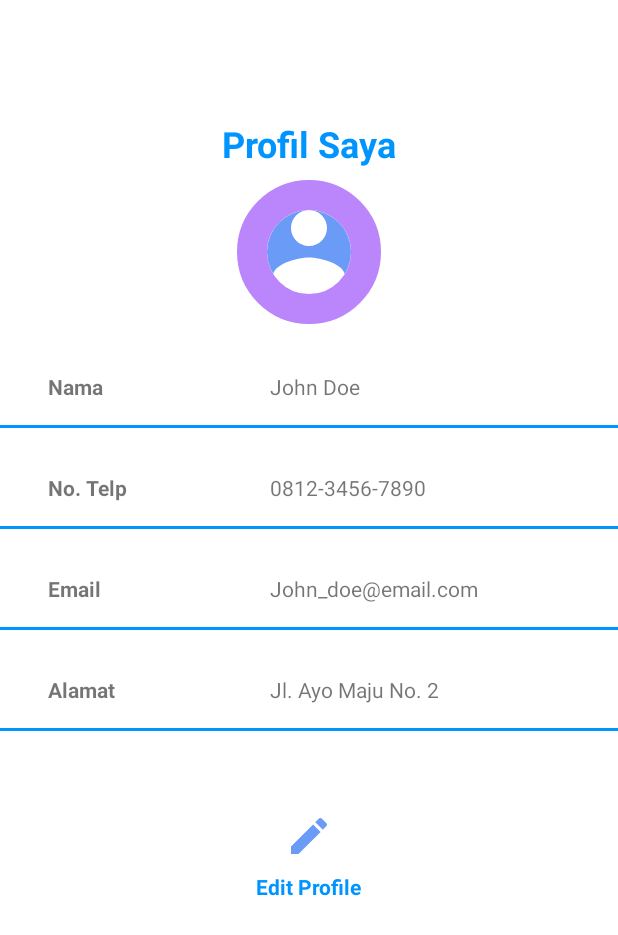
After one commit to dimaslesmana/KlikDarurat-IF570, an Android app: the layout activity_user_profile.xml on its own in the app's theme, with its tools: preview values and no code run, on a phone screen of 412 x 824 dp. The commit adds this screen. Shown: the top 935 px of the screen. Run offline under Robolectric (Android 15) with nearby library versions, the phone set to English and light mode, and no system bars.

Commit message:
feat: add content in profile and edit profile page

```diff
--- a/app/build.gradle
+++ b/app/build.gradle
@@ -32,6 +32,7 @@ dependencies {
     implementation 'androidx.appcompat:appcompat:1.3.1'
     implementation 'com.google.android.material:material:1.4.0'
     implementation 'androidx.constraintlayout:constraintlayout:2.1.1'
+    implementation 'de.hdodenhof:circleimageview:3.1.0'
     testImplementation 'junit:junit:4.+'
     androidTestImplementation 'androidx.test.ext:junit:1.1.3'
     androidTestImplementation 'androidx.test.espresso:espresso-core:3.4.0'
--- /dev/null
+++ b/app/src/main/res/drawable/ic_avatar.xml
@@ -0,0 +1,5 @@
+<vector android:height="24dp" android:tint="#699BF7"
+    android:viewportHeight="24" android:viewportWidth="24"
+    android:width="24dp" xmlns:android="http://schemas.android.com/apk/res/android">
+    <path android:fillColor="@android:color/white" android:pathData="M12,2C6.48,2 2,6.48 2,12s4.48,10 10,10 10,-4.48 10,-10S17.52,2 12,2zM12,5c1.66,0 3,1.34 3,3s-1.34,3 -3,3 -3,-1.34 -3,-3 1.34,-3 3,-3zM12,19.2c-2.5,0 -4.71,-1.28 -6,-3.22 0.03,-1.99 4,-3.08 6,-3.08 1.99,0 5.97,1.09 6,3.08 -1.29,1.94 -3.5,3.22 -6,3.22z"/>
+</vector>
--- /dev/null
+++ b/app/src/main/res/drawable/ic_edit.xml
@@ -0,0 +1,5 @@
+<vector android:height="24dp" android:tint="#699BF7"
+    android:viewportHeight="24" android:viewportWidth="24"
+    android:width="24dp" xmlns:android="http://schemas.android.com/apk/res/android">
+    <path android:fillColor="@android:color/white" android:pathData="M3,17.25V21h3.75L17.81,9.94l-3.75,-3.75L3,17.25zM20.71,7.04c0.39,-0.39 0.39,-1.02 0,-1.41l-2.34,-2.34c-0.39,-0.39 -1.02,-0.39 -1.41,0l-1.83,1.83 3.75,3.75 1.83,-1.83z"/>
+</vector>
--- /dev/null
+++ b/app/src/main/res/drawable/ic_save.xml
@@ -0,0 +1,5 @@
+<vector android:height="24dp" android:tint="#699BF7"
+    android:viewportHeight="24" android:viewportWidth="24"
+    android:width="24dp" xmlns:android="http://schemas.android.com/apk/res/android">
+    <path android:fillColor="@android:color/white" android:pathData="M17,3L5,3c-1.11,0 -2,0.9 -2,2v14c0,1.1 0.89,2 2,2h14c1.1,0 2,-0.9 2,-2L21,7l-4,-4zM12,19c-1.66,0 -3,-1.34 -3,-3s1.34,-3 3,-3 3,1.34 3,3 -1.34,3 -3,3zM15,9L5,9L5,5h10v4z"/>
+</vector>
--- /dev/null
+++ b/app/src/main/res/layout/activity_user_profile.xml
@@ -0,0 +1,192 @@
+<?xml version="1.0" encoding="utf-8"?>
+<androidx.constraintlayout.widget.ConstraintLayout xmlns:android="http://schemas.android.com/apk/res/android"
+    xmlns:app="http://schemas.android.com/apk/res-auto"
+    xmlns:tools="http://schemas.android.com/tools"
+    android:layout_width="match_parent"
+    android:layout_height="match_parent"
+    tools:context=".UserProfileActivity">
+
+    <!-- Title Profile-->
+    <TextView
+        android:id="@+id/tv_profile_title"
+        android:layout_width="wrap_content"
+        android:layout_height="wrap_content"
+        android:text="@string/user_profile_tv_title"
+        android:textColor="@color/blue"
+        android:textSize="24sp"
+        android:textStyle="bold"
+        app:layout_constraintVertical_bias="0.1"
+        app:layout_constraintTop_toTopOf="parent"
+        app:layout_constraintLeft_toLeftOf="parent"
+        app:layout_constraintRight_toRightOf="parent"
+        app:layout_constraintBottom_toBottomOf="parent"/>
+
+    <!-- Circle Image View -->
+    <de.hdodenhof.circleimageview.CircleImageView
+        android:id="@+id/iv_profile_avatar"
+        android:layout_width="96dp"
+        android:layout_height="96dp"
+        android:layout_margin="8dp"
+        android:src="@drawable/ic_avatar"
+        app:civ_border_width="20dp"
+        app:civ_border_color="@color/purple_200"
+        app:layout_constraintTop_toBottomOf="@id/tv_profile_title"
+        app:layout_constraintLeft_toLeftOf="parent"
+        app:layout_constraintRight_toRightOf="parent"/>
+
+    <!-- Label Nama -->
+    <TextView
+        android:id="@+id/tv_profile_nama_label"
+        android:layout_width="0dp"
+        android:layout_height="wrap_content"
+        android:padding="16dp"
+        android:layout_margin="16dp"
+        android:text="@string/user_profile_tv_label_nama"
+        android:textStyle="bold"
+        app:layout_constraintHorizontal_weight="2"
+        app:layout_constraintTop_toBottomOf="@id/iv_profile_avatar"
+        app:layout_constraintRight_toLeftOf="@+id/tv_profile_nama"
+        app:layout_constraintLeft_toLeftOf="parent" />
+
+    <!-- Nama -->
+    <TextView
+        android:id="@+id/tv_profile_nama"
+        android:layout_width="0dp"
+        android:layout_height="wrap_content"
+        android:padding="16dp"
+        android:layout_margin="16dp"
+        android:text="@string/user_profile_tv_nama"
+        app:layout_constraintHorizontal_weight="4"
+        app:layout_constraintTop_toBottomOf="@+id/iv_profile_avatar"
+        app:layout_constraintLeft_toRightOf="@+id/tv_profile_nama_label"
+        app:layout_constraintRight_toRightOf="parent"/>
+
+    <View
+        android:layout_width="match_parent"
+        android:layout_height="2dp"
+        android:background="@color/blue"
+        app:layout_constraintTop_toBottomOf="@id/tv_profile_nama"/>
+
+    <!-- Label Nomor Telepon -->
+    <TextView
+        android:id="@+id/tv_profile_nomor_label"
+        android:layout_width="0dp"
+        android:layout_height="wrap_content"
+        android:padding="16dp"
+        android:layout_margin="16dp"
+        android:text="@string/user_profile_tv_label_nomor"
+        android:textStyle="bold"
+        app:layout_constraintHorizontal_weight="2"
+        app:layout_constraintTop_toBottomOf="@id/tv_profile_nama"
+        app:layout_constraintRight_toLeftOf="@id/tv_profile_nomor"
+        app:layout_constraintLeft_toLeftOf="parent" />
+
+    <!-- Nomor Telepon -->
+    <TextView
+        android:id="@+id/tv_profile_nomor"
+        android:layout_width="0dp"
+        android:layout_height="wrap_content"
+        android:padding="16dp"
+        android:layout_margin="16dp"
+        android:text="@string/user_profile_tv_nomor"
+        app:layout_constraintHorizontal_weight="4"
+        app:layout_constraintTop_toBottomOf="@+id/tv_profile_nama"
+        app:layout_constraintLeft_toRightOf="@+id/tv_profile_nomor_label"
+        app:layout_constraintRight_toRightOf="parent"/>
+
+    <View
+        android:layout_width="match_parent"
+        android:layout_height="2dp"
+        android:background="@color/blue"
+        app:layout_constraintTop_toBottomOf="@id/tv_profile_nomor"/>
+
+    <!-- Label Email -->
+    <TextView
+        android:id="@+id/tv_profile_email_label"
+        android:layout_width="0dp"
+        android:layout_height="wrap_content"
+        android:padding="16dp"
+        android:layout_margin="16dp"
+        android:text="@string/user_profile_tv_label_email"
+        android:textStyle="bold"
+        app:layout_constraintHorizontal_weight="2"
+        app:layout_constraintTop_toBottomOf="@id/tv_profile_nomor_label"
+        app:layout_constraintRight_toLeftOf="@id/tv_profile_email"
+        app:layout_constraintLeft_toLeftOf="parent" />
+
+    <!-- Email -->
+    <TextView
+        android:id="@+id/tv_profile_email"
+        android:layout_width="0dp"
+        android:layout_height="wrap_content"
+        android:padding="16dp"
+        android:layout_margin="16dp"
+        android:text="@string/user_profile_tv_email"
+        app:layout_constraintHorizontal_weight="4"
+        app:layout_constraintTop_toBottomOf="@+id/tv_profile_nomor"
+        app:layout_constraintLeft_toRightOf="@+id/tv_profile_email_label"
+        app:layout_constraintRight_toRightOf="parent"/>
+
+    <View
+        android:layout_width="match_parent"
+        android:layout_height="2dp"
+        android:background="@color/blue"
+        app:layout_constraintTop_toBottomOf="@id/tv_profile_email"/>
+
+    <!-- Label Alamat -->
+    <TextView
+        android:id="@+id/tv_profile_alamat_label"
+        android:layout_width="0dp"
+        android:layout_height="wrap_content"
+        android:padding="16dp"
+        android:layout_margin="16dp"
+        android:text="@string/user_profile_tv_label_alamat"
+        android:textStyle="bold"
+        app:layout_constraintHorizontal_weight="2"
+        app:layout_constraintTop_toBottomOf="@id/tv_profile_email_label"
+        app:layout_constraintRight_toLeftOf="@+id/tv_profile_alamat"
+        app:layout_constraintLeft_toLeftOf="parent" />
+
+    <!-- Alamat  -->
+    <TextView
+        android:id="@+id/tv_profile_alamat"
+        android:layout_width="0dp"
+        android:layout_height="wrap_content"
+        android:padding="16dp"
+        android:layout_margin="16dp"
+        android:text="@string/user_profile_tv_alamat"
+        app:layout_constraintHorizontal_weight="4"
+        app:layout_constraintTop_toBottomOf="@id/tv_profile_email"
+        app:layout_constraintLeft_toRightOf="@+id/tv_profile_alamat_label"
+        app:layout_constraintRight_toRightOf="parent" />
+
+    <View
+        android:layout_width="match_parent"
+        android:layout_height="2dp"
+        android:background="@color/blue"
+        app:layout_constraintTop_toBottomOf="@id/tv_profile_alamat"/>
+
+    <!-- Icon Edit -->
+    <ImageView
+        android:id="@+id/iv_profile_edit"
+        android:layout_width="48dp"
+        android:layout_height="48dp"
+        android:padding="8dp"
+        android:layout_margin="48dp"
+        android:src="@drawable/ic_edit"
+        app:layout_constraintTop_toBottomOf="@id/tv_profile_alamat"
+        app:layout_constraintLeft_toLeftOf="parent"
+        app:layout_constraintRight_toRightOf="parent"/>
+
+    <!-- Edit Profile -->
+    <TextView
+        android:layout_width="wrap_content"
+        android:layout_height="wrap_content"
+        android:text="@string/user_profile_tv_edit"
+        android:textColor="@color/blue"
+        android:textStyle="bold"
+        app:layout_constraintTop_toBottomOf="@id/iv_profile_edit"
+        app:layout_constraintLeft_toLeftOf="parent"
+        app:layout_constraintRight_toRightOf="parent" />
+
+</androidx.constraintlayout.widget.ConstraintLayout>
--- a/app/src/main/res/values/colors.xml
+++ b/app/src/main/res/values/colors.xml
@@ -11,4 +11,6 @@
     <!-- Custom -->
     <color name="blue">#FF0094FF</color>
     <color name="gray">#FFE5E5E5</color>
+
+    <color name="mtrl_textinput_default_box_stroke_color">#FF0094FF</color>
 </resources>
--- a/app/src/main/res/values/strings.xml
+++ b/app/src/main/res/values/strings.xml
@@ -11,4 +11,25 @@
     <string name="emergency_service_tv_bnpb">BNPB</string>
     <string name="emergency_service_tv_pln">PLN</string>
     <string name="emergency_service_tv_jasamarga">Jasa Marga</string>
+
+    <!-- User Profile Activity -->
+    <string name="user_profile_tv_title">Profil Saya</string>
+    <string name="user_profile_tv_label_nama">Nama</string>
+    <string name="user_profile_tv_nama">John Doe</string>
+    <string name="user_profile_tv_label_nomor">No. Telp</string>
+    <string name="user_profile_tv_nomor">0812-3456-7890</string>
+    <string name="user_profile_tv_label_email">Email</string>
+    <string name="user_profile_tv_email">John_doe@email.com</string>
+    <string name="user_profile_tv_label_alamat">Alamat</string>
+    <string name="user_profile_tv_alamat">Jl. Ayo Maju No. 2</string>
+    <string name="user_profile_tv_edit">Edit Profile</string>
+
+    <!-- Edit User Profile Activity -->
+    <string name="edit_user_profile_tv_title">Edit Profile</string>
+    <string name="edit_user_profile_tv_nama">Nama</string>
+    <string name="edit_user_profile_tv_nomor">No. Telp</string>
+    <string name="edit_user_profile_tv_email">Email</string>
+    <string name="edit_user_profile_tv_alamat">Alamat</string>
+    <string name="edit_user_profile_tv_simpan">Simpan</string>
+
 </resources>
```
Also changed, not shown: app/src/main/java/id/ac/umn/if570/titik/koma/klikdarurat/EditUserProfileActivity.java (added, +13 -0 lines), app/src/main/java/id/ac/umn/if570/titik/koma/klikdarurat/UserProfileActivity.java (added, +13 -0 lines), app/src/main/res/layout/activity_edit_user_profile.xml (added, +132 -0 lines).
